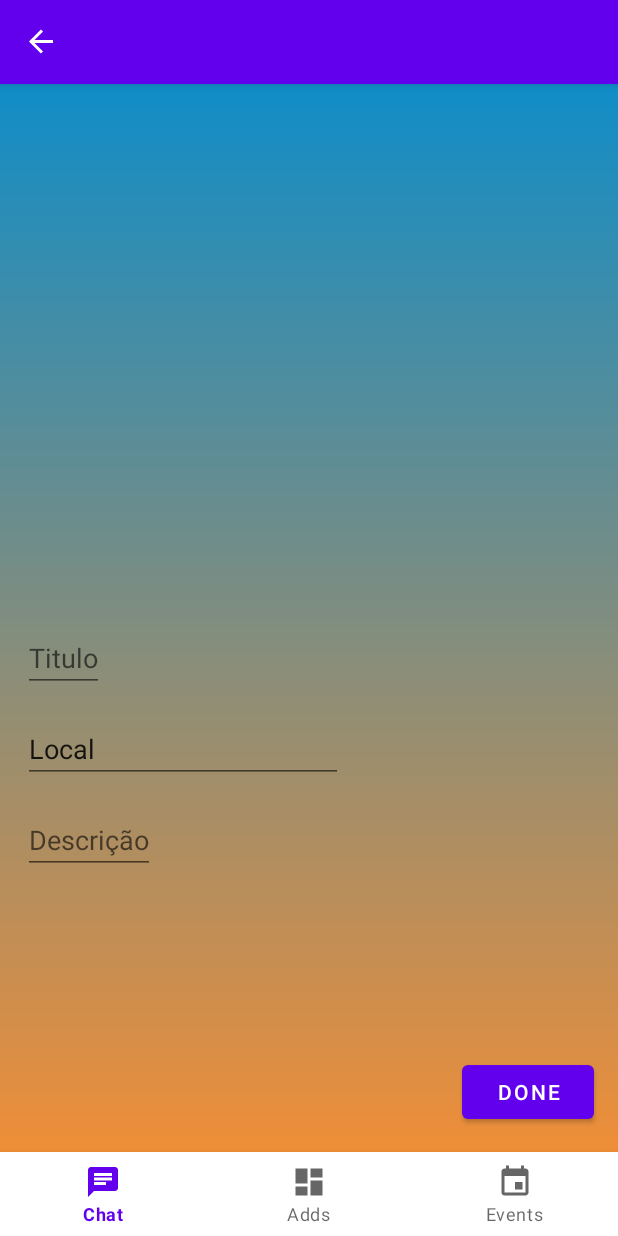
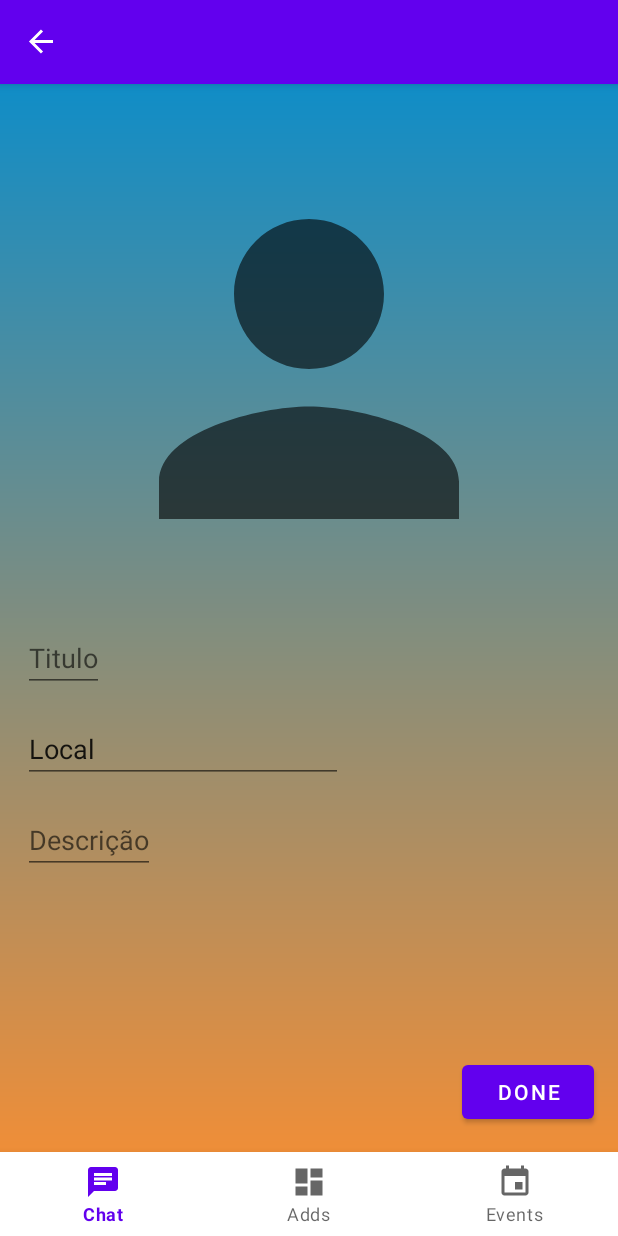
Before and after one commit to ECMiraldo/TownBoard2, an Android app: the AddAddFragment screen opened through its navigation route, after a tap on "DONE", on a phone screen of 412 x 824 dp. Run offline under Robolectric (Android 15) with nearby library versions, the phone set to English and light mode, and no system bars; our stand-ins replace Firebase (no records; nobody signed in at launch, a user with empty details on screens opened directly), navigation-ui; 3 statements that could not run were skipped.

Commit message:
addsRecyclerViewDone

```diff
--- a/app/src/main/java/com/example/townboard2/ui/adds/AddAddFragment.kt
+++ b/app/src/main/java/com/example/townboard2/ui/adds/AddAddFragment.kt
@@ -1,6 +1,10 @@
 package com.example.townboard2.ui.adds
 
+import android.app.Activity
+import android.content.Intent
+import android.net.Uri
 import android.os.Bundle
+import android.provider.MediaStore
 import androidx.fragment.app.Fragment
 import android.view.LayoutInflater
 import android.view.View
@@ -11,13 +15,16 @@ import com.example.townboard2.databinding.FragmentAddAddBinding
 import com.example.townboard2.databinding.FragmentAddsBinding
 import com.google.firebase.firestore.ktx.firestore
 import com.google.firebase.ktx.Firebase
+import com.google.firebase.storage.FirebaseStorage
 
 
 class AddAddFragment : Fragment() {
 
+    val REQUEST_IMAGE_CAPTURE = 1
     private var _binding: FragmentAddAddBinding? = null
     private val binding get() = _binding!!
     val db = Firebase.firestore
+    lateinit var imageUri : Uri
 
 
     override fun onCreateView(inflater: LayoutInflater, container: ViewGroup?, savedInstanceState: Bundle?): View? {
@@ -31,20 +38,42 @@ class AddAddFragment : Fragment() {
 
         val cityName = getActivity()?.getIntent()?.getExtras()?.getString("cityName");
 
+        binding.addAddImageView.setOnClickListener{
+            selectImage()
+        }
         _binding?.addAddButtonDone?.setOnClickListener(){
+            val photoName = "$imageUri.jpg"
+            val storage = FirebaseStorage.getInstance()
+            val storageRef = storage.reference
+            val photoImagesRef = storageRef.child("addPhotos/${photoName}")
+            photoImagesRef.putFile(imageUri)
+
+
             val add = hashMapOf(
                 "titulo" to _binding?.addAddEditTitle?.text.toString(),
                 "local"  to _binding?.addAddEditLocal?.text.toString(),
                 "description"  to _binding?.addAddEditDescription?.text.toString(),
-                "photoName" to "photo1"
+                "photoName" to photoName
             )
             db.collection("city").document(cityName!!)
-                .collection("events").add(add).addOnSuccessListener {
+                .collection("adds").add(add).addOnSuccessListener {
                     findNavController().popBackStack()
                 }
 
         }
     }
+    override fun onActivityResult(requestCode: Int, resultCode: Int, data: Intent?) {
+        super.onActivityResult(requestCode, resultCode, data)
+        if (requestCode == REQUEST_IMAGE_CAPTURE && resultCode == Activity.RESULT_OK) {
+            binding.addAddImageView.setImageURI(data?.data)
+            imageUri = data?.data!!
+        }
+    }
 
+    private fun selectImage(){
+        val intent = Intent(Intent.ACTION_PICK, MediaStore.Images.Media.INTERNAL_CONTENT_URI)
+        startActivityForResult(intent, REQUEST_IMAGE_CAPTURE)
+
+    }
 
 }
--- a/app/src/main/res/layout/fragment_add_add.xml
+++ b/app/src/main/res/layout/fragment_add_add.xml
@@ -18,7 +18,9 @@
         app:layout_constraintEnd_toEndOf="parent"
         app:layout_constraintStart_toStartOf="parent"
         app:layout_constraintTop_toTopOf="parent"
-        tools:src="@tools:sample/avatars" />
+        app:srcCompat="@drawable/ic_baseline_person_24"
+        tools:src="@tools:sample/avatars"
+        tools:srcCompat="@drawable/ic_baseline_person_24" />
 
     <EditText
         android:id="@+id/addAddEditTitle"
--- a/app/src/main/res/navigation/mobile_navigation.xml
+++ b/app/src/main/res/navigation/mobile_navigation.xml
@@ -26,6 +26,18 @@
     <action
         android:id="@+id/action_navigation_event_to_AddDetailFragment"
         app:destination="@id/nav_add_detail"/>
+        <argument
+            android:name="descricao"
+            app:argType="string" />
+        <argument
+            android:name="titulo"
+            app:argType="string" />
+        <argument
+            android:name="local"
+            app:argType="string" />
+        <argument
+            android:name="photoName"
+            app:argType="string" />
     </fragment>
 
     <fragment
@@ -44,6 +56,9 @@
             app:argType="string" />
         <argument
             android:name="local"
+            app:argType="string" />
+        <argument
+            android:name="photoName"
             app:argType="string" />
     </fragment>
 
```
Also changed, not shown: app/src/main/java/com/example/townboard2/ui/adds/AddAdapter.kt (+7 -1 lines), app/src/main/java/com/example/townboard2/ui/adds/AddsFragment.kt (+8 -3 lines), app/src/main/res/layout/row_adds.xml (+13 -6 lines).
